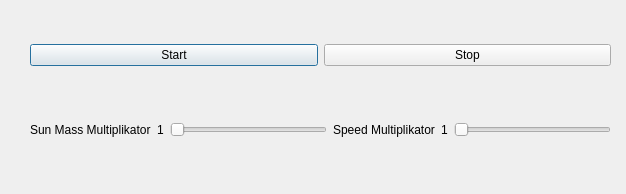
Above: gui/Default_Context_Menu.ui from michaelBielang/universityProject_PlanetSim_Python before the change. Below: the same form after it.
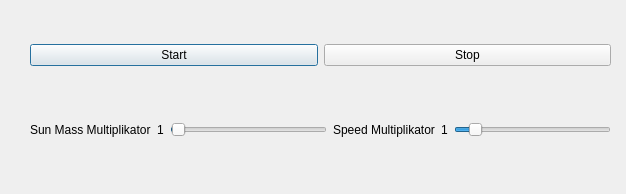
That is the form after the change.

Diff of the .ui file:
```diff
--- a/gui/Default_Context_Menu.ui
+++ b/gui/Default_Context_Menu.ui
@@ -69,13 +69,16 @@
     <item>
      <widget class="QSlider" name="SunMassSlider">
       <property name="minimum">
-       <number>1</number>
+       <number>0</number>
       </property>
       <property name="maximum">
-       <number>10</number>
+       <number>100</number>
+      </property>
+      <property name="singleStep">
+       <number>1</number>
       </property>
       <property name="pageStep">
-       <number>11</number>
+       <number>1</number>
       </property>
       <property name="value">
        <number>1</number>
@@ -104,6 +107,15 @@
     </item>
     <item>
      <widget class="QSlider" name="SpeedSlider">
+      <property name="maximum">
+       <number>100</number>
+      </property>
+      <property name="pageStep">
+       <number>1</number>
+      </property>
+      <property name="value">
+       <number>10</number>
+      </property>
       <property name="orientation">
        <enum>Qt::Horizontal</enum>
       </property>
```
Left out of the diff: 39 changed lines with no effect on the pictures.
